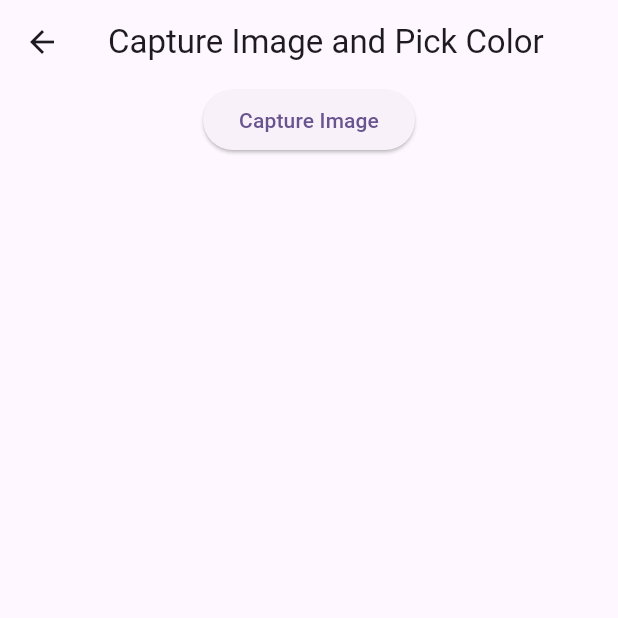
After one commit to Siamjht/color_generator, a Flutter app: the screen it shows after launch, after a tap on "Get Color from tapped area", on a phone screen of 412 x 824 dp, the top half of it. The commit adds this screen. Run offline on Flutter 3.47's test engine with Material 3 defaults, Android fonts, the phone set to English and light mode, and no system bars; our stand-ins replace get, image_picker, palette_generator.

```diff
--- /dev/null
+++ b/lib/color_picker.dart
@@ -0,0 +1,106 @@
+import 'dart:typed_data';
+import 'dart:ui' as ui;
+import 'package:flutter/material.dart';
+import 'package:image/image.dart' as img;
+import 'package:image_picker/image_picker.dart';
+
+class CameraColorPicker extends StatefulWidget {
+  @override
+  _CameraColorPickerState createState() => _CameraColorPickerState();
+}
+
+class _CameraColorPickerState extends State<CameraColorPicker> {
+  img.Image? _decodedImage;
+  Color? _pickedColor;
+  Uint8List? _imageBytes;
+  bool _loading = false;
+
+  final ImagePicker _picker = ImagePicker();
+
+  // Function to capture image from the camera
+  Future<void> captureImageFromCamera() async {
+    final XFile? pickedFile = await _picker.pickImage(source: ImageSource.camera);
+
+    if (pickedFile != null) {
+      setState(() {
+        _loading = true;
+      });
+
+      Uint8List bytes = await pickedFile.readAsBytes();
+      final img.Image? decodedImage = img.decodeImage(Uint8List.fromList(bytes));
+
+      setState(() {
+        _imageBytes = bytes;
+        _decodedImage = decodedImage;
+        _loading = false;
+      });
+    }
+  }
+
+  // Function to get color from tapped position
+  void _getColorAtPosition(Offset position, Size imageSize) {
+    if (_decodedImage == null) return;
+
+    double scaleX = imageSize.width / _decodedImage!.width;
+    double scaleY = imageSize.height / _decodedImage!.height;
+
+    int pixelX = (position.dx / scaleX).toInt();
+    int pixelY = (position.dy / scaleY).toInt();
+
+    // Get pixel color as Pixel object in the updated image package
+    img.Pixel pixel = _decodedImage!.getPixelSafe(pixelX, pixelY);
+
+    // Extract RGBA values and convert to Flutter's Color
+    setState(() {
+      _pickedColor = Color.fromARGB(pixel.a.toInt(), pixel.r.toInt(), pixel.g.toInt(), pixel.b.toInt());  // Convert to Flutter's Color
+    });
+  }
+
+  @override
+  Widget build(BuildContext context) {
+    return Scaffold(
+      appBar: AppBar(title: Text("Capture Image and Pick Color")),
+      body: Center(
+        child: Column(
+          children: [
+            ElevatedButton(
+              onPressed: captureImageFromCamera,
+              child: Text("Capture Image"),
+            ),
+            if (_loading) CircularProgressIndicator(),
+            if (_imageBytes != null)
+              GestureDetector(
+                onPanDown: (details) {
+                  RenderBox box = context.findRenderObject() as RenderBox;
+                  Offset localPosition = box.globalToLocal(details.globalPosition);
+                  Size imageSize = box.size;
+                  _getColorAtPosition(localPosition, imageSize);
+                },
+                child: Stack(
+                  children: [
+                    Image.memory(_imageBytes!),
+                    if (_pickedColor != null)
+                      Positioned(
+                        bottom: 50,
+                        left: 20,
+                        child: Container(
+                          width: 100,
+                          height: 100,
+                          color: _pickedColor,
+                          child: Center(
+                            child: Text(
+                              '#${_pickedColor!.value.toRadixString(16).padLeft(8, '0').toUpperCase()}',
+                              style: TextStyle(color: Colors.white),
+                            ),
+                          ),
+                        ),
+                      ),
+                  ],
+                ),
+              ),
+          ],
+        ),
+      ),
+    );
+  }
+}
--- a/lib/screens/home_screen.dart
+++ b/lib/screens/home_screen.dart
@@ -1,4 +1,5 @@
 
+import 'package:color_generator/color_picker.dart';
 import 'package:color_generator/controllers/color_controller.dart';
 import 'package:color_generator/screens/color_generator.dart';
 import 'package:flutter/material.dart';
@@ -22,6 +23,10 @@ class HomeScreen extends StatelessWidget {
             ElevatedButton(onPressed: () {
               ColorController.instance.pickImage(ImageSource.gallery).then((value) => Get.to(()=> ColorGenerator()),);
             }, child: Text("Get Galary Image")),
+            const SizedBox(height: 20,),
+            ElevatedButton(onPressed: () {
+              ColorController.instance.pickImage(ImageSource.gallery).then((value) => Get.to(()=> CameraColorPicker()),);
+            }, child: Text("Get Color from tapped area")),
           ],
         ),
       ),
--- a/pubspec.yaml
+++ b/pubspec.yaml
@@ -38,6 +38,7 @@ dependencies:
   palette_generator: ^0.3.0
   get:
   image_picker:
+  image: ^4.0.14
 
 dev_dependencies:
   flutter_test:
```
Also changed, not shown: pubspec.lock, 1 other file.
